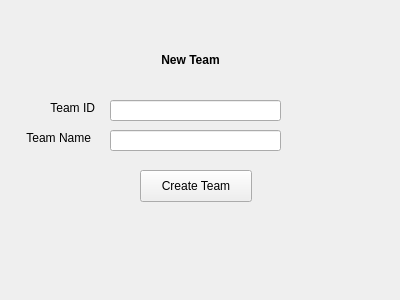
katietrom11392/EDI, file EDI/newteam.ui: the form before one commit.
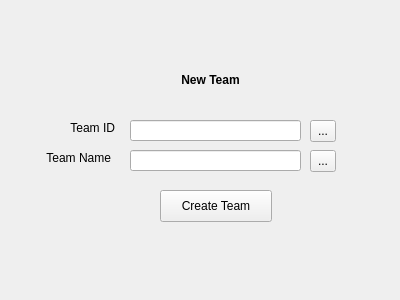
The form after the commit.

The edit to the form file:
```diff
--- a/EDI/newteam.ui
+++ b/EDI/newteam.ui
@@ -16,8 +16,8 @@
   <widget class="QLabel" name="label">
    <property name="geometry">
     <rect>
-     <x>140</x>
-     <y>50</y>
+     <x>160</x>
+     <y>70</y>
      <width>101</width>
      <height>20</height>
     </rect>
@@ -38,8 +38,8 @@
   <widget class="QLineEdit" name="lineEditNewTeamID">
    <property name="geometry">
     <rect>
-     <x>110</x>
-     <y>100</y>
+     <x>130</x>
+     <y>120</y>
      <width>171</width>
      <height>21</height>
     </rect>
@@ -51,8 +51,8 @@
   <widget class="QLabel" name="label_2">
    <property name="geometry">
     <rect>
-     <x>20</x>
-     <y>100</y>
+     <x>40</x>
+     <y>120</y>
      <width>75</width>
      <height>16</height>
     </rect>
@@ -79,8 +79,8 @@
   <widget class="QLabel" name="label_3">
    <property name="geometry">
     <rect>
-     <x>10</x>
-     <y>130</y>
+     <x>30</x>
+     <y>150</y>
      <width>81</width>
      <height>16</height>
     </rect>
@@ -101,8 +101,8 @@
   <widget class="QPushButton" name="pushButtonCreateTeam">
    <property name="geometry">
     <rect>
-     <x>140</x>
-     <y>170</y>
+     <x>160</x>
+     <y>190</y>
      <width>112</width>
      <height>32</height>
     </rect>
@@ -114,13 +114,39 @@
   <widget class="QLineEdit" name="lineEditNewTeamName">
    <property name="geometry">
     <rect>
-     <x>110</x>
-     <y>130</y>
+     <x>130</x>
+     <y>150</y>
      <width>171</width>
      <height>21</height>
     </rect>
    </property>
   </widget>
+  <widget class="QToolButton" name="toolButton">
+   <property name="geometry">
+    <rect>
+     <x>310</x>
+     <y>120</y>
+     <width>26</width>
+     <height>22</height>
+    </rect>
+   </property>
+   <property name="text">
+    <string>...</string>
+   </property>
+  </widget>
+  <widget class="QToolButton" name="toolButton_2">
+   <property name="geometry">
+    <rect>
+     <x>310</x>
+     <y>150</y>
+     <width>26</width>
+     <height>22</height>
+    </rect>
+   </property>
+   <property name="text">
+    <string>...</string>
+   </property>
+  </widget>
  </widget>
  <resources/>
  <connections/>
```
